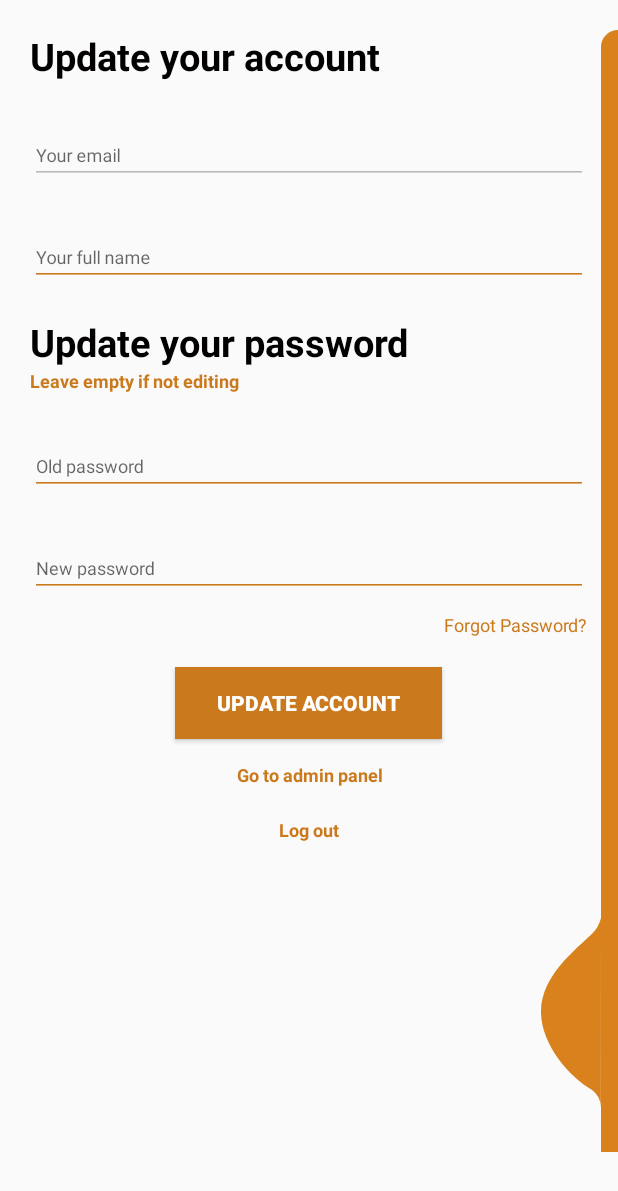
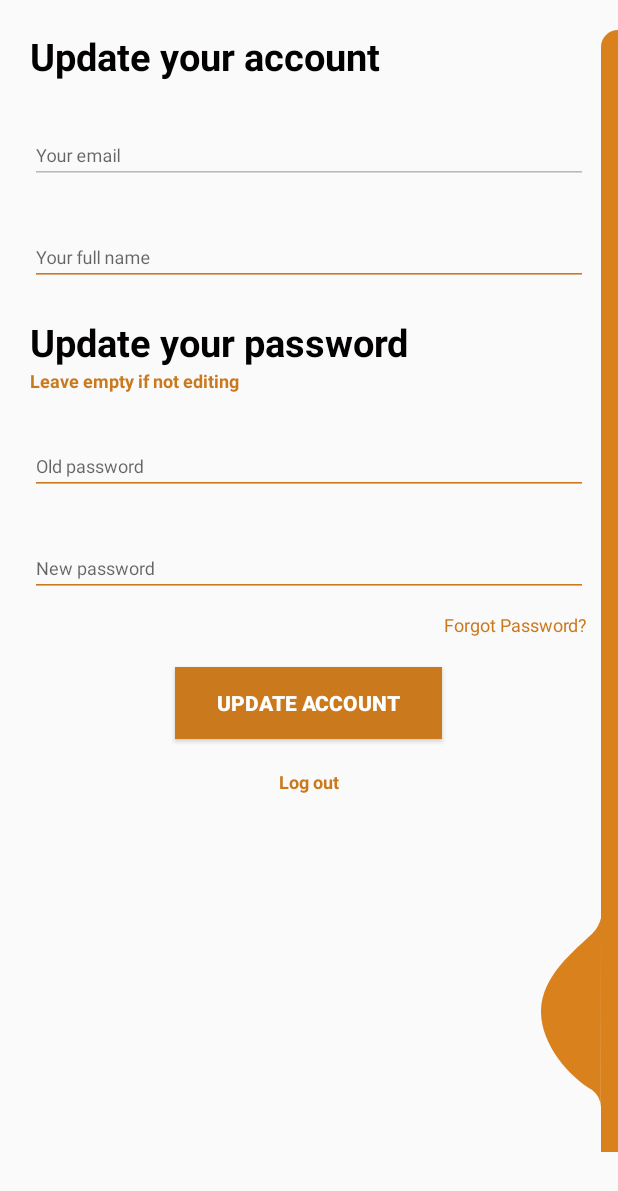
Before and after one commit to Alio-Kh/ArtIA, an Android app: the layout fragment_account.xml on its own in the app's theme, with its tools: preview values and no code run, on a phone screen of 412 x 824 dp. Shown: the top 1191 px of the screen. Run offline under Robolectric (Android 15) with nearby library versions, the phone set to English and light mode, and no system bars; plain views replace CircularProgressButton.

Commit message:
Delete/update in showMore interface

```diff
--- a/app/src/main/java/com/moisegui/artia/ItemResultActivity.java
+++ b/app/src/main/java/com/moisegui/artia/ItemResultActivity.java
@@ -44,6 +44,7 @@ public class ItemResultActivity extends AppCompatActivity {
     TextInputLayout libelle;
     TextInputLayout signification;
     ImageView new_motif;
+    Button telecharger;
 
     private final int FILE_CHOOSER_REQUEST = 112;
     String picturePath;
@@ -133,6 +134,8 @@ public class ItemResultActivity extends AppCompatActivity {
         libelle = alertDialogView.findViewById(R.id.libelle);
         signification = alertDialogView.findViewById(R.id.signification);
         new_motif = alertDialogView.findViewById(R.id.new_motif);
+        telecharger = alertDialogView.findViewById(R.id.telecharger);
+        telecharger.setVisibility(View.GONE);
 
         libelle.getEditText().setText(motif.getMotifName());
         AlertDialog.Builder alertDialogBuilder = new AlertDialog.Builder(this);
--- a/app/src/main/java/com/moisegui/artia/services/MotifService.java
+++ b/app/src/main/java/com/moisegui/artia/services/MotifService.java
@@ -75,7 +75,7 @@ public class MotifService {
             @Override
             public void onDataChange(@NotNull DataSnapshot dataSnapshot) {
                 motifs.clear();
-                motif = new Motif();
+                Motif motif = new Motif();
                 for (DataSnapshot motifSnapshot : dataSnapshot.getChildren()) {
                     motif = motifSnapshot.getValue(Motif.class);
                     motifs.add(motif);
--- a/app/src/main/java/com/moisegui/artia/ui/account/AccountsFragment.java
+++ b/app/src/main/java/com/moisegui/artia/ui/account/AccountsFragment.java
@@ -121,8 +121,8 @@ public class AccountsFragment extends Fragment {
             AdminService.findAll(new AdminCallback() {
                 @Override
                 public void onCallback(List<String> values) {
-                    if (!values.contains(user.getUid()))
-                        btnAdmin.setVisibility(View.GONE);
+                    if (values.contains(user.getUid()))
+                        btnAdmin.setVisibility(View.VISIBLE);
                 }
             });
 
--- a/app/src/main/res/layout/fragment_account.xml
+++ b/app/src/main/res/layout/fragment_account.xml
@@ -217,7 +217,8 @@
                     android:text="@string/go_admin_panel"
                     android:textAlignment="center"
                     android:textColor="@color/bg_button_login"
-                    android:textSize="12sp" />
+                    android:textSize="12sp"
+                    android:visibility="gone"/>
                 <TextView
                     android:id="@+id/btnLogOut"
                     style="@style/viewParent.headerText.NoMode"
```
